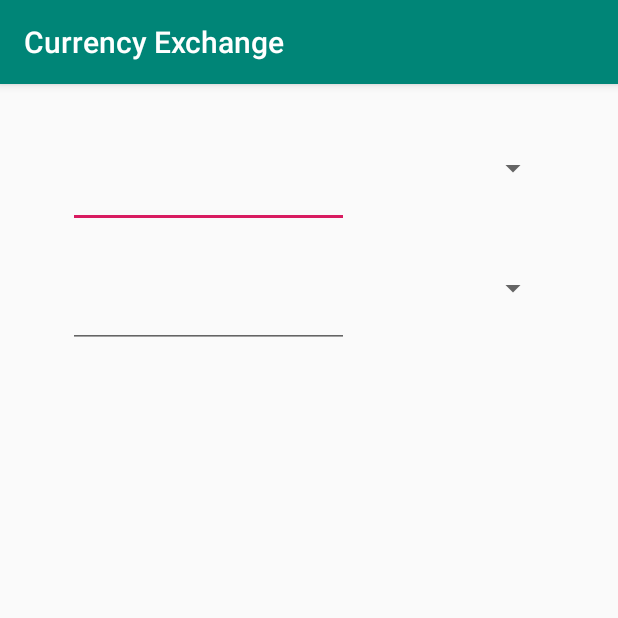
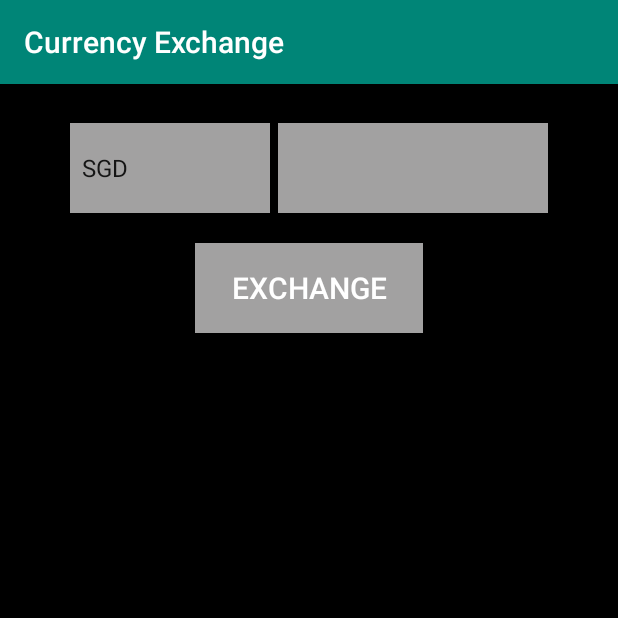
Before and after one commit to havkokfong/CurrencyExchange, an Android app: the screen it shows after launch (MainActivity), on a phone screen of 412 x 824 dp, the top half of it. Run offline under Robolectric (Android 15) with nearby library versions, the phone set to English and light mode, and no system bars.

Commit message:
edit spinner

```diff
--- a/app/src/main/java/com/example/currencyexchange/MainActivity.java
+++ b/app/src/main/java/com/example/currencyexchange/MainActivity.java
@@ -2,13 +2,40 @@ package com.example.currencyexchange;
 
 import android.support.v7.app.AppCompatActivity;
 import android.os.Bundle;
+import android.view.View;
+import android.widget.AdapterView;
+import android.widget.ArrayAdapter;
+import android.widget.Button;
+import android.widget.EditText;
+import android.widget.Spinner;
 
-public class MainActivity extends AppCompatActivity {
+public class MainActivity extends AppCompatActivity implements AdapterView.OnItemSelectedListener {
+
+    private EditText editText;
+    private Button exchange;
 
     @Override
     protected void onCreate(Bundle savedInstanceState) {
         super.onCreate(savedInstanceState);
         setContentView(R.layout.activity_main);
 
+        editText = findViewById(R.id.editText1);
+        exchange = findViewById(R.id.exchangeButton);
+        Spinner spinner = findViewById(R.id.Spinner1);
+
+        ArrayAdapter<CharSequence> adapter = ArrayAdapter.createFromResource(this, R.array.currency_list, android.R.layout.simple_spinner_item);
+        adapter.setDropDownViewResource(android.R.layout.simple_spinner_dropdown_item);
+        spinner.setAdapter(adapter);
+        spinner.setOnItemSelectedListener(this);
+    }
+
+    @Override
+    public void onItemSelected(AdapterView<?> parent, View view, int position, long id) {
+
+    }
+
+    @Override
+    public void onNothingSelected(AdapterView<?> parent) {
+
     }
 }
--- a/app/src/main/res/layout/activity_main.xml
+++ b/app/src/main/res/layout/activity_main.xml
@@ -6,43 +6,51 @@
     android:layout_height="match_parent"
     android:orientation="vertical"
     android:padding="16dp"
+    android:background="@color/Black"
     tools:context=".MainActivity">
 
     <LinearLayout
         android:layout_width="match_parent"
         android:layout_height="80dp"
-        android:gravity="center">
+        android:gravity="center"
+        android:padding="10dp">
 
-        <EditText
-            android:id="@+id/editText1"
-            android:layout_width="187dp"
-            android:layout_height="match_parent"
-            android:inputType="numberDecimal"
-            android:gravity="center"/>
 
         <Spinner
             android:id="@+id/Spinner1"
             android:layout_width="133dp"
-            android:layout_height="match_parent" />
+            android:layout_height="match_parent"
+            android:background="@color/Gray"
+
+            />
+
+        <EditText
+            android:id="@+id/editText1"
+            android:layout_width="180dp"
+            android:layout_height="match_parent"
+            android:gravity="center"
+            android:inputType="numberDecimal"
+            android:textColor="@color/White"
+            android:background="@color/Gray"
+            android:layout_marginLeft="5dp"
+            android:layout_marginStart="5dp" />
 
     </LinearLayout>
 
     <LinearLayout
         android:layout_width="match_parent"
         android:layout_height="80dp"
-        android:gravity="center">
+        android:gravity="center"
+        android:padding="10dp">
 
-        <EditText
-            android:id="@+id/editText2"
-            android:layout_width="187dp"
+        <Button
+            android:id="@+id/exchangeButton"
+            android:layout_width="152dp"
             android:layout_height="match_parent"
-            android:inputType="numberDecimal"
-            android:gravity="center" />
-
-        <Spinner
-            android:id="@+id/Spinner2"
-            android:layout_width="133dp"
-            android:layout_height="match_parent" />
+            android:background="@color/Gray"
+            android:text="@string/exchangeButton"
+            android:textSize="20sp"
+            android:textColor="@color/White"/>
 
     </LinearLayout>
 
--- a/app/src/main/res/values/colors.xml
+++ b/app/src/main/res/values/colors.xml
@@ -3,4 +3,7 @@
     <color name="colorPrimary">#008577</color>
     <color name="colorPrimaryDark">#00574B</color>
     <color name="colorAccent">#D81B60</color>
+    <color name="Black">#000000</color>
+    <color name="White">#ffffff</color>
+    <color name="Gray">#A2A1A1</color>
 </resources>
--- a/app/src/main/res/values/strings.xml
+++ b/app/src/main/res/values/strings.xml
@@ -1,3 +1,17 @@
 <resources>
     <string name="app_name">Currency Exchange</string>
+    <string name="exchangeButton">Exchange</string>
+
+    <string-array name="currency_list">
+        <item>SGD</item>
+        <item>USD</item>
+        <item>AUD</item>
+        <item>NZD</item>
+        <item>EUR</item>
+        <item>CAD</item>
+        <item>PHP</item>
+        <item>HKD</item>
+        <item>THB</item>
+        <item>CNY</item>
+    </string-array>
 </resources>
```
